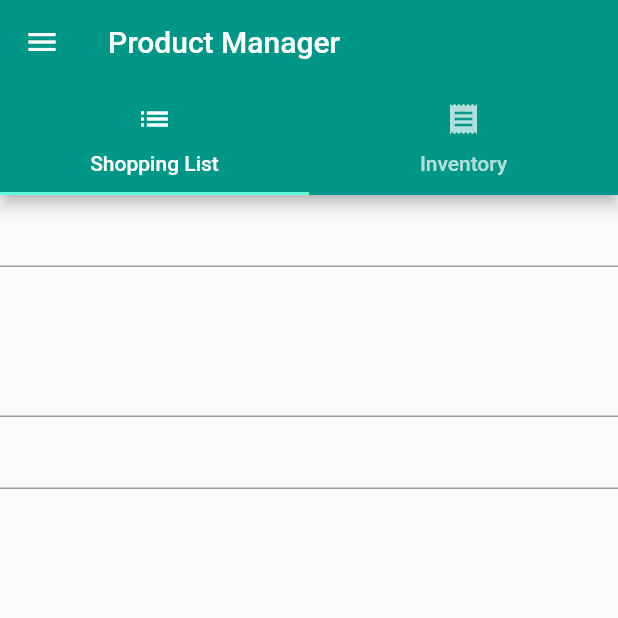
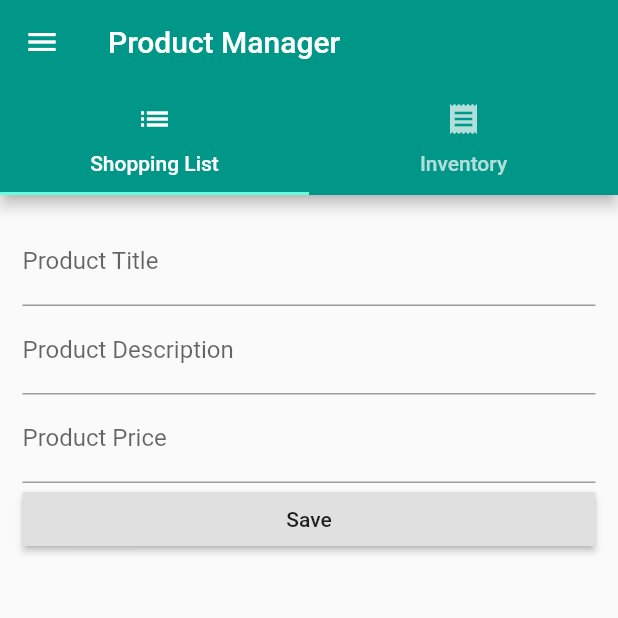
Before and after one commit to tehnools/foodie_v1, a Flutter app: the ProductManagmentPage screen opened by its route, on a phone screen of 412 x 824 dp, the top half of it. Run offline on Flutter 3.47's test engine with Material 2 defaults, Android fonts, the phone set to English and light mode, and no system bars.

Commit message:
:up_arrow: Adding new inputs and styles

```diff
--- a/lib/pages/shopping_list.dart
+++ b/lib/pages/shopping_list.dart
@@ -14,9 +14,14 @@ class _ShoppingListPageState extends State<ShoppingListPage> {
 
   @override
   Widget build(BuildContext context) {
-    return Column(
+    return Container(
+      margin: EdgeInsets.all(15.0),
+      child: ListView(
         children: <Widget>[
           TextField(
+            decoration: InputDecoration(
+              labelText: 'Product Title',
+            ),
             onChanged: (String value) {
               setState(() {
                 title = value;
@@ -24,7 +29,9 @@ class _ShoppingListPageState extends State<ShoppingListPage> {
             },
           ),
           TextField(
-          maxLines: 4,
+            decoration: InputDecoration(
+              labelText: 'Product Description',
+            ),
             onChanged: (String value) {
               setState(() {
                 description = value;
@@ -32,6 +39,9 @@ class _ShoppingListPageState extends State<ShoppingListPage> {
             },
           ),
           TextField(
+            decoration: InputDecoration(
+              labelText: 'Product Price',
+            ),
             keyboardType: TextInputType.number,
             onChanged: (String value) {
               setState(() {
@@ -39,8 +49,11 @@ class _ShoppingListPageState extends State<ShoppingListPage> {
               });
             },
           ),
-        Text(title),
+          RaisedButton(child: Text('Save'), onPressed: (){
+
+          },)
         ],
+      ),
     );
   }
 }
```
Lines whose indentation alone changed are shown as unchanged.
